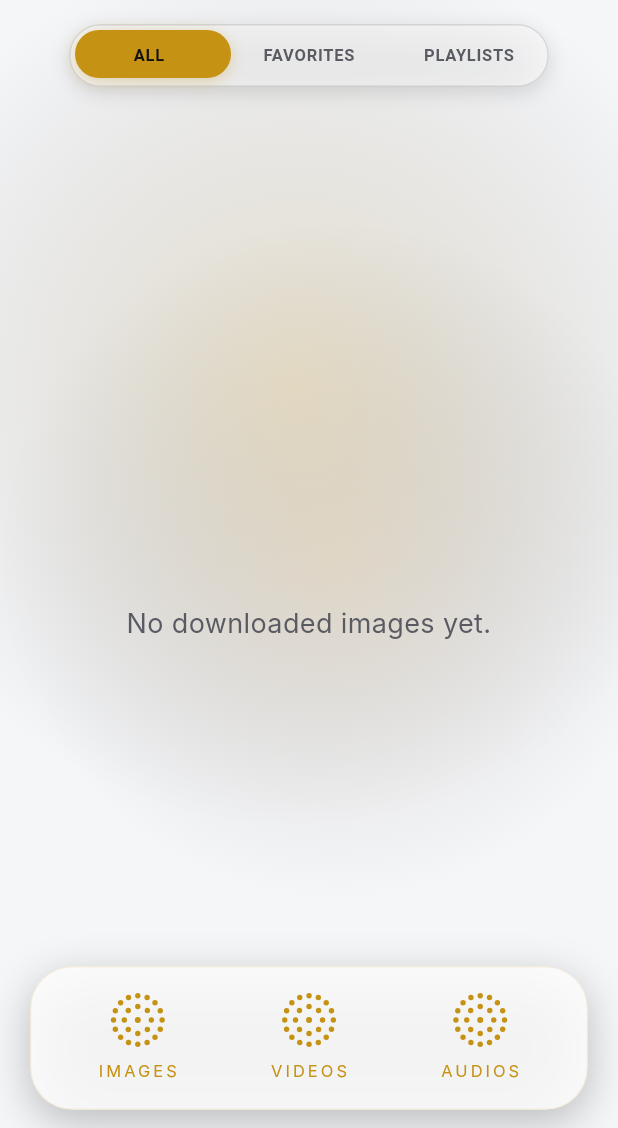
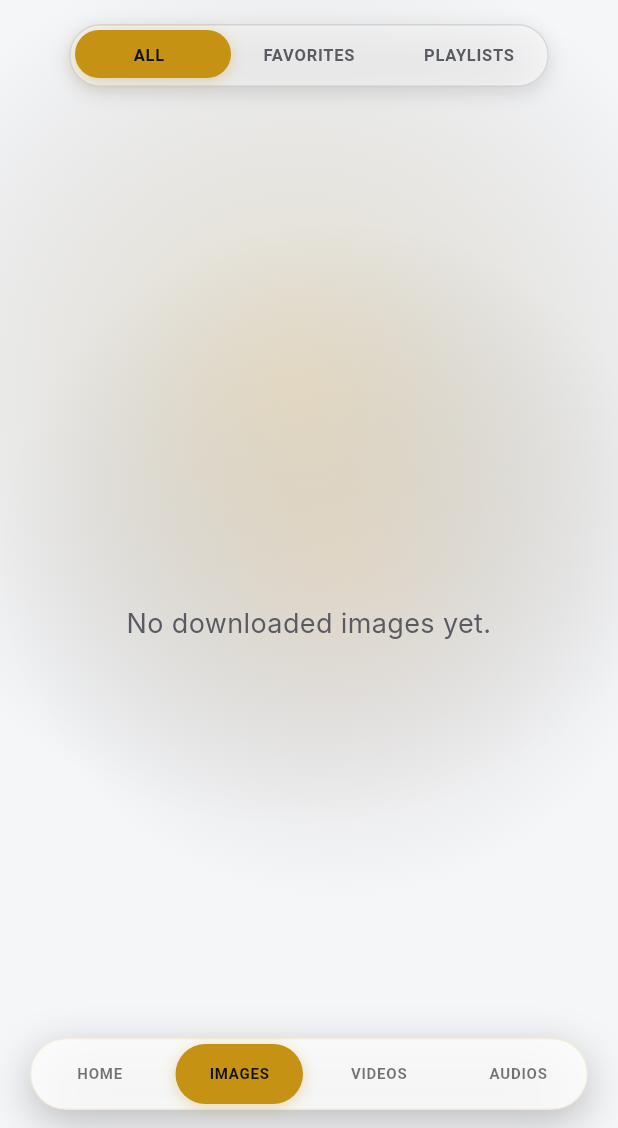
Before and after one commit to mohamedessam18/Duck-Downloader, a Flutter app: the screen it shows after launch, item 2 of the bottom bar chosen, after a tap on "IMAGES", on a phone screen of 412 x 824 dp, the part 108-1236 px from its top. Run offline on Flutter 3.47's test engine with Material 3 defaults, Android fonts, the phone set to English and light mode, and no system bars; our stand-ins replace dio, flutter_local_notifications, google_mobile_ads, hive, hive_flutter, in_app_purchase and 6 more; missing offline and left inert: audio_session, ffmpeg_kit_flutter_new_min, flutter_inappwebview, liquid_glass_plus, youtube_explode_dart; accounts and stored records are empty; network calls fail; Roboto replaces fonts that are missing (Inter).

Commit message:
feat(ux): unify platform navigation/UI, add user-friendly error messages, remove music premium features, and show custom toasts on download flow changes

```diff
--- a/lib/screens/duck_app_screen.dart
+++ b/lib/screens/duck_app_screen.dart
@@ -38,34 +38,69 @@ Color get _divider => _isLight ? Colors.black.withValues(alpha: 0.06) : Colors.w
 const _danger = Color(0xFFFF7A65);
 const _green = Color(0xFF41D27D);
 
-class DuckAppScreen extends StatelessWidget {
+class DuckAppScreen extends StatefulWidget {
   const DuckAppScreen({super.key, required this.controller});
 
   final DuckDownloadsController controller;
+
+  @override
+  State<DuckAppScreen> createState() => _DuckAppScreenState();
+}
+
+class _DuckAppScreenState extends State<DuckAppScreen> {
+  DuckFlow? _prevFlow;
+
+  @override
+  void initState() {
+    super.initState();
+    widget.controller.addListener(_onControllerChange);
+  }
+
+  @override
+  void dispose() {
+    widget.controller.removeListener(_onControllerChange);
+    super.dispose();
+  }
+
+  void _onControllerChange() {
+    if (!mounted) return;
+    final currentFlow = widget.controller.flow;
+    if (_prevFlow != currentFlow) {
+      if (currentFlow == DuckFlow.success) {
+        _showSettingToast(context, 'Download Completed!', true);
+      } else if (currentFlow == DuckFlow.error) {
+        final err = widget.controller.status;
+        if (err.isNotEmpty && err != 'null') {
+          _showSettingToast(context, err, false);
+        }
+      }
+      _prevFlow = currentFlow;
+    }
+  }
 
   Future<void> _openLockedBrowser(
     BuildContext context,
     LockedBrowserRequest request,
   ) async {
-    if (controller.lockedBrowserRequest != request) return;
-    controller.clearLockedBrowserRequest();
+    if (widget.controller.lockedBrowserRequest != request) return;
+    widget.controller.clearLockedBrowserRequest();
     final result = await Navigator.of(context)
         .push<dynamic>(
           CupertinoPageRoute(
             builder: (_) => LockedSocialBrowserScreen(
               initialUrl: request.url,
               platform: request.platform,
-              controller: controller,
+              controller: widget.controller,
             ),
           ),
         );
     if (!context.mounted || result == null) return;
     if (result is String) {
       // fromLockedBrowser: true prevents re-opening the browser on failure
-      await controller.extractUrl(result, fromLockedBrowser: true);
+      await widget.controller.extractUrl(result, fromLockedBrowser: true);
     } else if (result is List<BrowserImageCandidate>) {
       if (result.isEmpty) return;
-      await controller.startBrowserImageDownloads(
+      await widget.controller.startBrowserImageDownloads(
         candidates: result,
         platform: request.platform,
       );
@@ -75,9 +110,9 @@ class DuckAppScreen extends StatelessWidget {
   @override
   Widget build(BuildContext context) {
     return AnimatedBuilder(
-      animation: controller,
+      animation: widget.controller,
       builder: (context, _) {
-        final browserRequest = controller.lockedBrowserRequest;
+        final browserRequest = widget.controller.lockedBrowserRequest;
         if (browserRequest != null) {
           WidgetsBinding.instance.addPostFrameCallback((_) {
             if (context.mounted) {
@@ -88,10 +123,10 @@ class DuckAppScreen extends StatelessWidget {
 
         final isAndroid = Theme.of(context).platform == TargetPlatform.android;
         final canPop = !isAndroid &&
-            controller.playerItem == null &&
-            controller.detectedClipboardUrl == null &&
-            controller.tab == DuckTab.home &&
-            controller.tabHistory.isEmpty;
+            widget.controller.playerItem == null &&
+            widget.controller.detectedClipboardUrl == null &&
+            widget.controller.tab == DuckTab.home &&
+            widget.controller.tabHistory.isEmpty;
 
         return PopScope(
           canPop: canPop,
@@ -99,27 +134,27 @@ class DuckAppScreen extends StatelessWidget {
             if (didPop) return;
 
             // 1. If player is open, close it
-            if (controller.playerItem != null) {
-              controller.closePlayer();
+            if (widget.controller.playerItem != null) {
+              widget.controller.closePlayer();
               return;
             }
 
             // 2. If clipboard overlay is open, dismiss it
-            if (controller.detectedClipboardUrl != null) {
-              controller.dismissClipboardDetection();
+            if (widget.controller.detectedClipboardUrl != null) {
+              widget.controller.dismissClipboardDetection();
               return;
             }
 
             // 3. Otherwise pop tab history (on Android, directly jump to Home tab)
-            if (isAndroid && controller.tab != DuckTab.home) {
-              controller.tabHistory.clear();
-              controller.setTab(DuckTab.home);
+            if (isAndroid && widget.controller.tab != DuckTab.home) {
+              widget.controller.tabHistory.clear();
+              widget.controller.setTab(DuckTab.home);
               return;
             }
 
             // 4. Double-back to exit on Android when on Home tab with empty history
-            if (isAndroid && controller.tab == DuckTab.home && controller.tabHistory.isEmpty) {
-              final shouldExit = controller.handleDoubleBackToExit();
+            if (isAndroid && widget.controller.tab == DuckTab.home && widget.controller.tabHistory.isEmpty) {
+              final shouldExit = widget.controller.handleDoubleBackToExit();
               if (shouldExit) {
                 SystemNavigator.pop();
               } else {
@@ -133,7 +168,7 @@ class DuckAppScreen extends StatelessWidget {
               return;
             }
 
-            controller.popTabHistory();
+            widget.controller.popTabHistory();
           },
           child: Scaffold(
             backgroundColor: _dark,
@@ -143,42 +178,41 @@ class DuckAppScreen extends StatelessWidget {
                   child: AmbientBackground(
                     padding: EdgeInsets.only(
                       top: MediaQuery.paddingOf(context).top,
-                      bottom: controller.playingItem != null &&
-                              controller.playerItem == null
+                      bottom: widget.controller.playingItem != null &&
+                              widget.controller.playerItem == null
                           ? 80
                           : 0,
                     ),
                     child: _bodyForTab(context),
                   ),
                 ),
-                if (controller.playingItem != null &&
-                    controller.playerItem == null)
+                if (widget.controller.playingItem != null &&
+                    widget.controller.playerItem == null)
                   Builder(
                     builder: (context) {
-                      final isAndroid = Theme.of(context).platform == TargetPlatform.android;
-                      final bottomShift = isAndroid ? 98.0 : 68.0;
+                      final bottomShift = 68.0;
                       return Positioned(
                         bottom: bottomShift + MediaQuery.paddingOf(context).bottom,
                         left: 16,
                         right: 16,
-                        child: MiniPlayer(controller: controller),
+                        child: MiniPlayer(controller: widget.controller),
                       );
                     },
                   ),
-                if (controller.detectedClipboardUrl != null)
+                if (widget.controller.detectedClipboardUrl != null)
                   _ClipboardDetectorOverlay(
-                    url: controller.detectedClipboardUrl!,
-                    onDismiss: controller.dismissClipboardDetection,
-                    onAccept: controller.acceptClipboardDetection,
-                  ),
-                if (controller.playerItem != null)
-                  MediaOverlayRouter(controller: controller),
-                if (controller.playerItem == null && MediaQuery.viewInsetsOf(context).bottom == 0)
+                    url: widget.controller.detectedClipboardUrl!,
+                    onDismiss: widget.controller.dismissClipboardDetection,
+                    onAccept: widget.controller.acceptClipboardDetection,
+                  ),
+                if (widget.controller.playerItem != null)
+                  MediaOverlayRouter(controller: widget.controller),
+                if (widget.controller.playerItem == null && MediaQuery.viewInsetsOf(context).bottom == 0)
                   Positioned(
                     bottom: 0,
                     left: 0,
                     right: 0,
-                    child: _BottomNavBar(controller: controller),
+                    child: _BottomNavBar(controller: widget.controller),
                   ),
               ],
             ),
@@ -189,25 +223,25 @@ class DuckAppScreen extends StatelessWidget {
   }
 
   Widget _bodyForTab(BuildContext context) {
-    return switch (controller.tab) {
-      DuckTab.home => _HomeView(controller: controller),
+    return switch (widget.controller.tab) {
+      DuckTab.home => _HomeView(controller: widget.controller),
       DuckTab.images => _LibraryView(
         title: 'IMAGES',
-        items: controller.images,
+        items: widget.controller.images,
         empty: 'No downloaded images yet.',
-        controller: controller,
+        controller: widget.controller,
       ),
       DuckTab.videos => _LibraryView(
         title: 'VIDEOS',
-        items: controller.videos,
+        items: widget.controller.videos,
         empty: 'No downloaded videos yet.',
-        controller: controller,
+        controller: widget.controller,
       ),
       DuckTab.audios => _LibraryView(
         title: 'AUDIOS',
-        items: controller.audios,
+        items: widget.controller.audios,
         empty: 'No downloaded audios yet.',
-        controller: controller,
+        controller: widget.controller,
       ),
     };
   }
@@ -457,53 +491,9 @@ class _HeaderToggleState extends State<_HeaderToggle> {
 
   @override
   Widget build(BuildContext context) {
-    final isAndroid = Theme.of(context).platform == TargetPlatform.android;
-    final isLight = Theme.of(context).brightness == Brightness.light;
-
-    if (isAndroid) {
-      return InkWell(
-        borderRadius: BorderRadius.circular(999),
-        onTap: widget.onTap,
-        child: Container(
-          padding: const EdgeInsets.symmetric(horizontal: 12, vertical: 8),
-          decoration: BoxDecoration(
-            color: widget.active
-                ? _green.withOpacity(isLight ? 0.24 : 0.14)
-                : (isLight ? Colors.black.withOpacity(0.04) : Colors.white.withOpacity(0.06)),
-            borderRadius: BorderRadius.circular(999),
-            border: Border.all(
-              color: widget.active
-                  ? _green.withOpacity(isLight ? 0.45 : 0.34)
-                  : (isLight ? Colors.black.withOpacity(0.08) : Colors.white.withOpacity(0.08)),
-            ),
-          ),
-          child: Row(
-            mainAxisSize: MainAxisSize.min,
-            children: [
-              Icon(
-                widget.icon,
-                color: widget.active ? _green : (isLight ? Colors.black54 : _muted),
-                size: 17,
-              ),
-              const SizedBox(width: 7),
-              Text(
-                widget.label,
-                style: TextStyle(
-                  color: widget.active
-                      ? (isLight ? const Color(0xFF0F3A1B) : const Color(0xFFEAF8EE))
-                      : (isLight ? Colors.black87 : const Color(0xFFE8E8E8)),
-                  fontSize: 12,
-                  fontWeight: FontWeight.w900,
-                ),
-              ),
-            ],
-          ),
-        ),
-      );
-    }
-
     final reduceMotion = MediaQuery.disableAnimationsOf(context);
     final useLiquidEffects = !reduceMotion;
+    final isLight = Theme.of(context).brightness == Brightness.light;
 
     final baseColor = widget.active ? _green : Colors.white;
     final containerColor = widget.active
@@ -608,50 +598,7 @@ class _ProBadgeState extends State<_ProBadge> {
   @override
   Widget build(BuildContext context) {
     final active = widget.controller.isPremiumActive;
-    final isAndroid = Theme.of(context).platform == TargetPlatform.android;
     final isLight = Theme.of(context).brightness == Brightness.light;
-
-    if (isAndroid) {
-      return InkWell(
-        borderRadius: BorderRadius.circular(999),
-        onTap: () => _showPremiumSheet(context, widget.controller),
-        child: Container(
-          padding: const EdgeInsets.symmetric(horizontal: 13, vertical: 8),
-          decoration: BoxDecoration(
-            color: active
-                ? _gold.withOpacity(isLight ? 0.24 : 0.18)
-                : (isLight ? Colors.black.withOpacity(0.04) : Colors.white.withOpacity(0.06)),
-            borderRadius: BorderRadius.circular(999),
-            border: Border.all(
-              color: active
-                  ? _gold.withOpacity(isLight ? 0.45 : 0.42)
-                  : (isLight ? Colors.black.withOpacity(0.08) : Colors.white.withOpacity(0.08)),
-            ),
-          ),
-          child: Row(
-            mainAxisSize: MainAxisSize.min,
-            children: [
-              Icon(
-                active
-                    ? Icons.workspace_premium
-                    : Icons.workspace_premium_outlined,
-                color: active ? _gold : (isLight ? Colors.black54 : _muted),
-                size: 18,
-              ),
-              const SizedBox(width: 7),
-              Text(
-                active ? 'PREMIUM' : 'DUCK PREMIUM',
-                style: TextStyle(
-                  color: active ? _gold : (isLight ? Colors.black87 : const Color(0xFFE8E8E8)),
-                  fontSize: 12,
-                  fontWeight: FontWeight.w900,
-                ),
-              ),
-            ],
-          ),
-        ),
-      );
-    }
 
     final reduceMotion = MediaQuery.disableAnimationsOf(context);
     final useLiquidEffects = !reduceMotion;
@@ -770,9 +717,6 @@ class _PremiumSheet extends StatelessWidget {
           SubscriptionPlan.monthly,
         );
         final yearly = controller.subscriptionProduct(SubscriptionPlan.yearly);
-        final musicPremium = controller.subscriptionProduct(
-          SubscriptionPlan.musicPremium,
-        );
         final busy = controller.premiumBusy;
         final active = controller.isPremiumActive;
         return Padding(
@@ -855,9 +799,6 @@ class _PremiumSheet extends StatelessWidget {
                     const _PremiumBenefit(
                       label: 'Early Access To New Features',
                     ),
-                    const _PremiumBenefit(
-                      label: 'AI Music Removal (Music Premium)',
-                    ),
                     const SizedBox(height: 18),
                     if (controller.premiumError != null)
                       _PremiumMessage(
@@ -889,16 +830,6 @@ class _PremiumSheet extends StatelessWidget {
                       enabled: yearly != null && !busy,
                       onPressed: () => controller.subscribeToPremium(
                         SubscriptionPlan.yearly,
-                      ),
-                    ),
-                    const SizedBox(height: 10),
-                    _SubscriptionButton(
-                      label: 'Subscribe Music Premium',
-                      price: musicPremium?.localizedPrice,
-                      loading: busy,
-                      enabled: musicPremium != null && !busy,
-                      onPressed: () => controller.subscribeToPremium(
-                        SubscriptionPlan.musicPremium,
                       ),
                     ),
                     const SizedBox(height: 10),
@@ -4174,68 +4105,8 @@ class _BottomNavBarState extends State<_BottomNavBar> {
 
   @override
   Widget build(BuildContext context) {
-    final isAndroid = Theme.of(context).platform == TargetPlatform.android;
     final isLight = Theme.of(context).brightness == Brightness.light;
     final goldColor = isLight ? const Color(0xFFC69214) : const Color(0xFFFFC52F);
-
-    if (isAndroid) {
-      return Padding(
-        padding: EdgeInsets.only(
-          bottom: 12 + MediaQuery.paddingOf(context).bottom,
-          left: 20,
-          right: 20,
-        ),
-        child: Container(
-          decoration: BoxDecoration(
-            borderRadius: BorderRadius.circular(28),
-            boxShadow: [
-              BoxShadow(
-                color: Colors.black.withOpacity(0.24),
-                blurRadius: 24,
-                offset: const Offset(0, 8),
-              ),
-            ],
-          ),
-          child: ClipRRect(
-            borderRadius: BorderRadius.circular(28),
-            child: BackdropFilter(
-              filter: ImageFilter.blur(sigmaX: 18, sigmaY: 18),
-              child: DecoratedBox(
-                decoration: BoxDecoration(
-                  color: isLight
-                      ? Colors.white.withOpacity(0.82)
-                      : Colors.white.withOpacity(0.06),
-                  borderRadius: BorderRadius.circular(28),
-                  border: Border.all(
-                    color: goldColor.withOpacity(isLight ? 0.12 : 0.16),
-                  ),
-                ),
-                child: Padding(
-                  padding: const EdgeInsets.symmetric(vertical: 10),
-                  child: Row(
-                    mainAxisAlignment: MainAxisAlignment.spaceEvenly,
-                    children: [
-                      _LibraryButton(
-                        label: 'IMAGES',
-                        onTap: () => widget.controller.setTab(DuckTab.images),
-                      ),
-                      _LibraryButton(
-                        label: 'VIDEOS',
-                        onTap: () => widget.controller.setTab(DuckTab.videos),
-                      ),
-                      _LibraryButton(
-                        label: 'AUDIOS',
-                        onTap: () => widget.controller.setTab(DuckTab.audios),
-                      ),
-                    ],
-                  ),
-                ),
-              ),
-            ),
-          ),
-        ),
-      );
-    }
 
     // iOS iPhone layout with 4 tabs and liquid glass support
     final screenWidth = MediaQuery.sizeOf(context).width;
--- a/lib/screens/locked_social_browser_screen.dart
+++ b/lib/screens/locked_social_browser_screen.dart
@@ -287,7 +287,7 @@ class _LockedSocialBrowserScreenState extends State<LockedSocialBrowserScreen> {
         // Ignore cookie sync errors and proceed
       }
 
-      if (_isYouTube) {
+      if (_isYouTube || _isFacebook) {
         if (mounted) {
           Navigator.of(context).pop(currentUrl);
           return;
@@ -609,7 +609,9 @@ const _extractScript = r'''
   const isVideoOnlyPlatform = window.location.hostname.includes('threads.net') ||
                               window.location.hostname.includes('threads.com') ||
                               window.location.hostname.includes('twitter.com') ||
-                              window.location.hostname.includes('x.com');
+                              window.location.hostname.includes('x.com') ||
+                              window.location.hostname.includes('facebook.com') ||
+                              window.location.hostname.includes('fb.watch');
   if (!isVideoOnlyPlatform) {
     scanPageData();
   }
```
Also changed, not shown: lib/state/downloads_controller.dart (+26 -9 lines).
